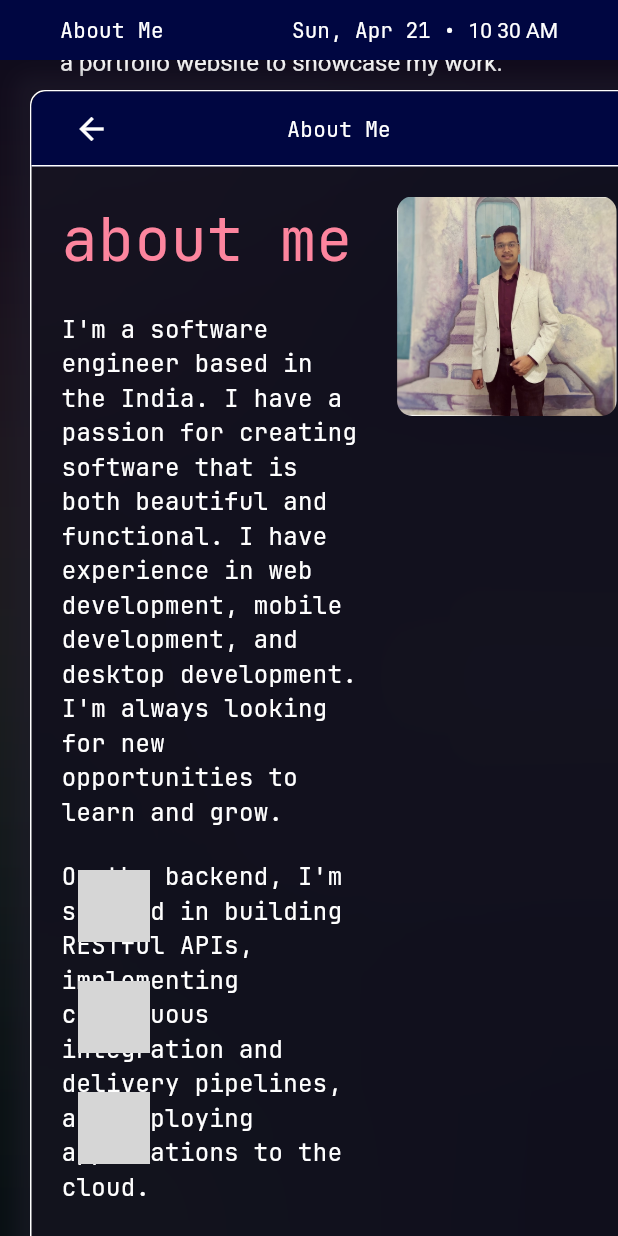
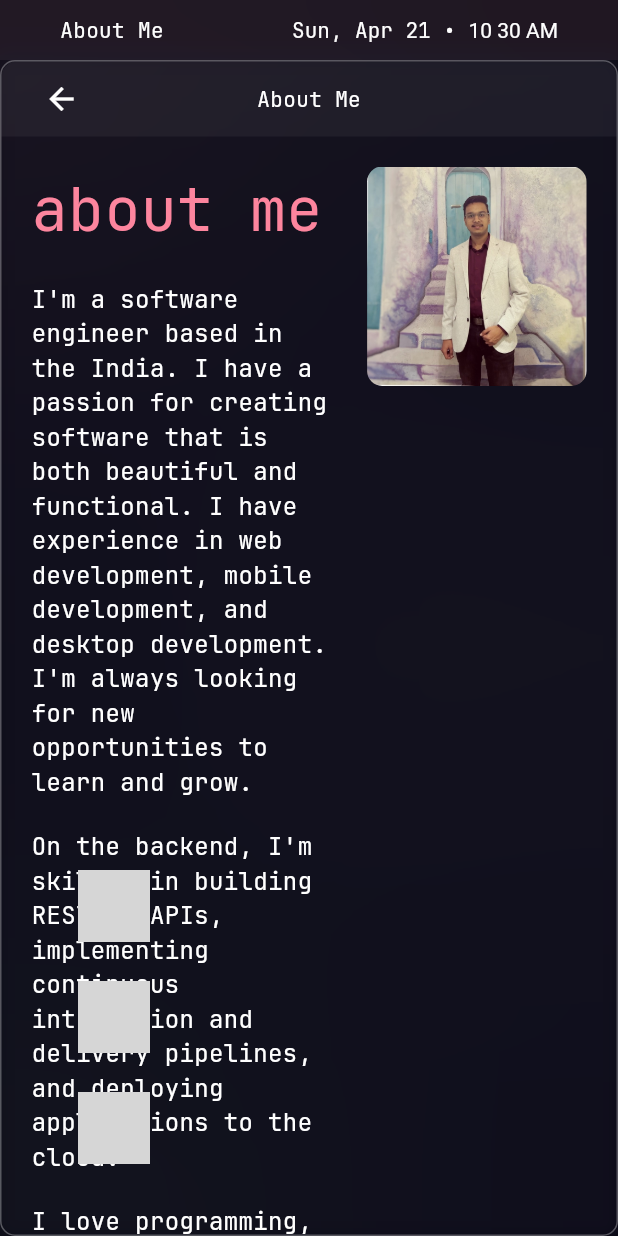
Before and after one commit to Dusk-afk/portfolio-source, a Flutter app: the screen it shows after launch, scrolled down 251 dp, after a tap on "About Me", on a phone screen of 412 x 824 dp. Run offline on Flutter 3.47's test engine with Material 3 defaults, Android fonts, the light colour scheme and no system bars; drawn by our look-alikes of blur; our stand-ins replace bloc, date_format, equatable, flutter_bloc, flutter_svg, video_player; network calls fail; grey boxes are pictures that could not be loaded.

Commit message:
ux improvements

```diff
--- a/lib/bloc/window/window_bloc.dart
+++ b/lib/bloc/window/window_bloc.dart
@@ -1,7 +1,6 @@
 import 'package:bloc/bloc.dart';
 import 'package:equatable/equatable.dart';
 import 'package:flutter/material.dart';
-import 'package:portfolio/data/constants.dart';
 import 'package:portfolio/data/global.dart';
 import 'package:portfolio/models/window/window.dart';
 
@@ -16,8 +15,13 @@ class WindowBloc extends Bloc<WindowEvent, WindowState> {
       if (index != -1) {
         add(FocusWindow(state.windows[index]));
       } else {
+        final screenSize = MediaQuery.of(Global.rootContext).size;
+        Offset position = Offset(
+          screenSize.width / 2 - event.window.size.width / 2,
+          screenSize.height / 2 - event.window.size.height / 2,
+        );
         final windows = List<Window>.from(state.windows)
-          ..add(event.window.copyWith(position: const Offset(20, 20)));
+          ..add(event.window.copyWith(position: position));
         emit(WindowStateSafe(windows));
       }
     });
@@ -33,7 +37,8 @@ class WindowBloc extends Bloc<WindowEvent, WindowState> {
       if (index == -1) return;
       final windows = List<Window>.from(state.windows);
       windows.removeAt(index);
-      windows.add(event.window.copyWith(position: event.position));
+      windows.add(
+          event.window.copyWith(position: event.position, maximized: false));
       emit(WindowStateSafe(windows));
     });
 
@@ -62,14 +67,10 @@ class WindowBloc extends Bloc<WindowEvent, WindowState> {
       int index = state.windows.indexOf(event.window);
       if (index == -1) return;
 
-      Size screenSize = MediaQuery.of(Global.rootContext).size;
-      screenSize = Size(screenSize.width, screenSize.height - kMenuBarHeight);
-
       final windows = List<Window>.from(state.windows);
       windows.removeAt(index);
       windows.add(event.window.copyWith(
-        position: Offset.zero,
-        size: screenSize,
+        maximized: !event.window.maximized,
       ));
       emit(WindowStateSafe(windows));
     });
--- a/lib/main.dart
+++ b/lib/main.dart
@@ -3,6 +3,7 @@ import 'package:flutter_bloc/flutter_bloc.dart';
 import 'package:portfolio/bloc/window/window_bloc.dart';
 import 'package:portfolio/data/colors.dart';
 import 'package:portfolio/data/global.dart';
+import 'package:portfolio/presentation/background/background.dart';
 import 'package:portfolio/presentation/desktop/desktop.dart';
 import 'package:portfolio/presentation/menu_bar/menu_bar.dart';
 import 'package:portfolio/presentation/window/window_canvas.dart';
@@ -40,8 +41,11 @@ class MainApp extends StatelessWidget {
             context.read<ScreenProvider>().isMobile = screenSize.width < 800;
           });
 
-          return const Scaffold(
-            body: Column(
+          return Scaffold(
+            body: Stack(
+              children: [
+                Background(),
+                const Column(
                   children: [
                     CustomMenuBar(),
                     Expanded(
@@ -60,6 +64,8 @@ class MainApp extends StatelessWidget {
                     ),
                   ],
                 ),
+              ],
+            ),
           );
         }),
       ),
--- a/lib/models/window/window.dart
+++ b/lib/models/window/window.dart
@@ -7,6 +7,7 @@ class Window extends Equatable {
   final Offset position;
   final Size size;
   final bool hidden;
+  final bool maximized;
 
   const Window({
     required this.title,
@@ -14,10 +15,11 @@ class Window extends Equatable {
     this.position = const Offset(0, 0),
     this.size = const Size(800, 600),
     this.hidden = false,
+    this.maximized = false,
   });
 
   @override
-  List<Object> get props => [title, child, position, size, hidden];
+  List<Object> get props => [title, child, position, size, hidden, maximized];
 
   Window copyWith({
     String? title,
@@ -25,6 +27,7 @@ class Window extends Equatable {
     Offset? position,
     Size? size,
     bool? hidden,
+    bool? maximized,
   }) {
     return Window(
       title: title ?? this.title,
@@ -32,6 +35,7 @@ class Window extends Equatable {
       position: position ?? this.position,
       size: size ?? this.size,
       hidden: hidden ?? this.hidden,
+      maximized: maximized ?? this.maximized,
     );
   }
 }
--- a/lib/presentation/desktop/desktop.dart
+++ b/lib/presentation/desktop/desktop.dart
@@ -1,12 +1,9 @@
-import 'dart:ui';
-
 import 'package:flutter/material.dart';
 import 'package:flutter_bloc/flutter_bloc.dart';
 import 'package:flutter_svg/svg.dart';
 import 'package:portfolio/bloc/window/window_bloc.dart';
 import 'package:portfolio/data/colors.dart';
 import 'package:portfolio/models/window/window.dart';
-import 'package:portfolio/presentation/background/background.dart';
 import 'package:portfolio/presentation/pages/about_me.dart/about_me.dart';
 import 'package:portfolio/presentation/pages/contact/contact.dart';
 import 'package:portfolio/presentation/pages/experience/experience.dart';
@@ -38,7 +35,6 @@ class Desktop extends StatelessWidget {
   Widget build(BuildContext context) {
     return Stack(
       children: [
-        Background(),
         ListView(
           children: [
             Row(
--- a/lib/presentation/menu_bar/menu_bar.dart
+++ b/lib/presentation/menu_bar/menu_bar.dart
@@ -19,7 +19,7 @@ class CustomMenuBar extends StatelessWidget {
 
         return Container(
           height: kMenuBarHeight,
-          color: TColors.primaryDark,
+          color: TColors.white.withOpacity(0.05),
           child: Row(
             children: [
               const SizedBox(width: 40),
--- a/lib/presentation/pages/about_me.dart/about_me.dart
+++ b/lib/presentation/pages/about_me.dart/about_me.dart
@@ -72,7 +72,7 @@ class AboutMe extends StatelessWidget {
                       vertical: 10,
                     ),
                     decoration: BoxDecoration(
-                      color: const Color(0xFF00274d),
+                      color: const Color(0xFF1e1e2e),
                       borderRadius: BorderRadius.circular(10),
                     ),
                     child: RichText(
--- a/lib/presentation/window/window_canvas.dart
+++ b/lib/presentation/window/window_canvas.dart
@@ -11,14 +11,15 @@ class WindowCanvas extends StatelessWidget {
   Widget build(BuildContext context) {
     return BlocBuilder<WindowBloc, WindowState>(
       builder: (context, state) {
+        bool isMobile = MediaQuery.of(context).size.width < 800;
         return Stack(
           children: state.windows
               .where((widget) => !widget.hidden)
               .map((Window window) {
             return Positioned(
               key: ValueKey(window.title),
-              left: window.position.dx,
-              top: window.position.dy,
+              left: isMobile || window.maximized ? 0 : window.position.dx,
+              top: isMobile || window.maximized ? 0 : window.position.dy,
               child: WindowWidget(window: window),
             );
           }).toList(),
--- a/lib/presentation/window/window_widget.dart
+++ b/lib/presentation/window/window_widget.dart
@@ -33,20 +33,19 @@ class _WindowWidgetState extends State<WindowWidget> {
             child: Background.window(),
           ),
           Container(
-            width: isMobile
+            width: isMobile || widget.window.maximized
                 ? MediaQuery.of(context).size.width
                 : widget.window.size.width,
             decoration: BoxDecoration(
-              // color: TColors.primary,
               border: Border.all(
-                color: Colors.white,
+                color: Colors.white.withOpacity(0.3),
               ),
               borderRadius: const BorderRadius.all(Radius.circular(10)),
               boxShadow: [
                 BoxShadow(
                   color: const Color.fromARGB(255, 32, 29, 44).withOpacity(0.5),
                   blurRadius: 10,
-                  spreadRadius: 10,
+                  spreadRadius: 5,
                   offset: const Offset(0, 0),
                 )
               ],
@@ -60,14 +59,13 @@ class _WindowWidgetState extends State<WindowWidget> {
                   borderRadius: const BorderRadius.vertical(
                     bottom: Radius.circular(10),
                   ),
-                  child: Container(
-                    height: (isMobile
+                  child: SizedBox(
+                    height: (isMobile || widget.window.maximized
                             ? MediaQuery.of(context).size.height -
                                 kMenuBarHeight -
                                 2
                             : widget.window.size.height) -
                         titleBarHeight,
-                    // color: TColors.primary,
                     child: SingleChildScrollView(child: widget.window.child),
                   ),
                 ),
@@ -106,7 +104,9 @@ class _TitleBarState extends State<_TitleBar> {
 
     return Listener(
       onPointerDown: (event) {
-        _mouseOffset = event.localPosition;
+        _mouseOffset = widget.window.maximized
+            ? Offset(widget.window.size.width / 2, event.localPosition.dy)
+            : event.localPosition;
       },
       onPointerMove: (event) {
         Offset position = event.position;
@@ -124,11 +124,16 @@ class _TitleBarState extends State<_TitleBar> {
         position -= const Offset(0, kMenuBarHeight);
         context.read<WindowBloc>().add(MoveWindow(widget.window, position));
       },
+      onPointerUp: (event) {
+        if (event.position.dy < kMenuBarHeight + 10) {
+          context.read<WindowBloc>().add(MaximizeWindow(widget.window));
+        }
+      },
       child: Container(
         height: titleBarHeight,
-        decoration: const BoxDecoration(
-          color: TColors.primaryDark,
-          borderRadius: BorderRadius.vertical(
+        decoration: BoxDecoration(
+          color: TColors.white.withOpacity(0.05),
+          borderRadius: const BorderRadius.vertical(
             top: Radius.circular(10),
           ),
         ),
@@ -196,15 +201,6 @@ class _TitleBarState extends State<_TitleBar> {
                 ),
               ),
             ),
-            Positioned(
-              bottom: 0,
-              left: 0,
-              right: 0,
-              child: Container(
-                height: 1,
-                color: Colors.white,
-              ),
-            )
           ],
         ),
       ),
```
Lines whose indentation alone changed are shown as unchanged.
